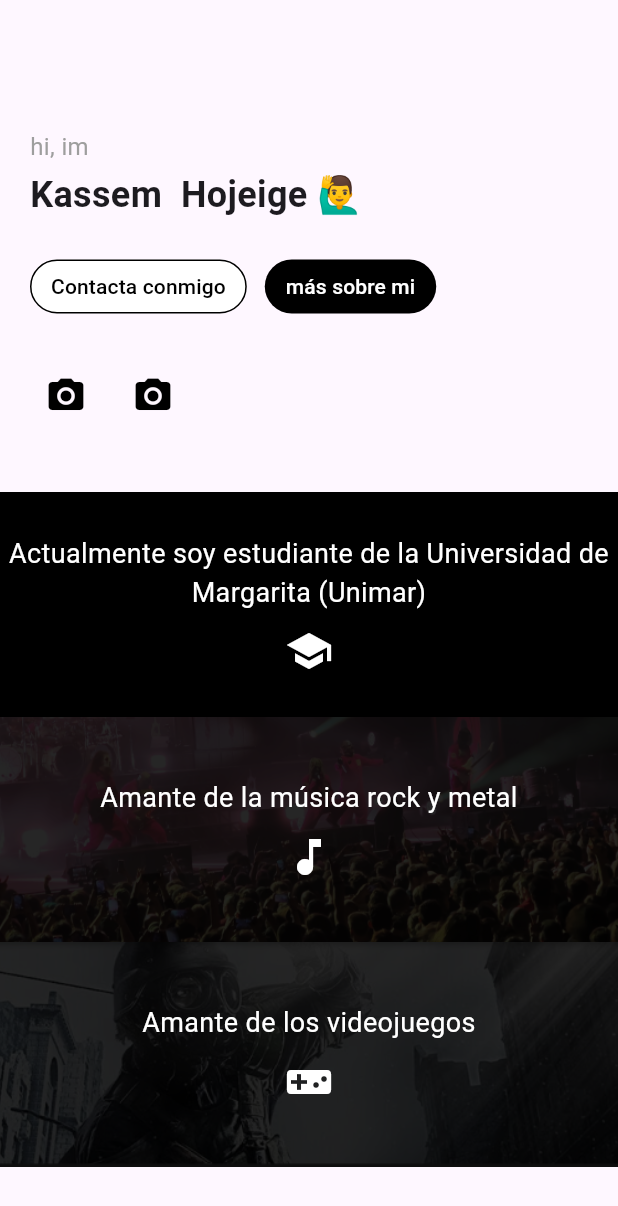
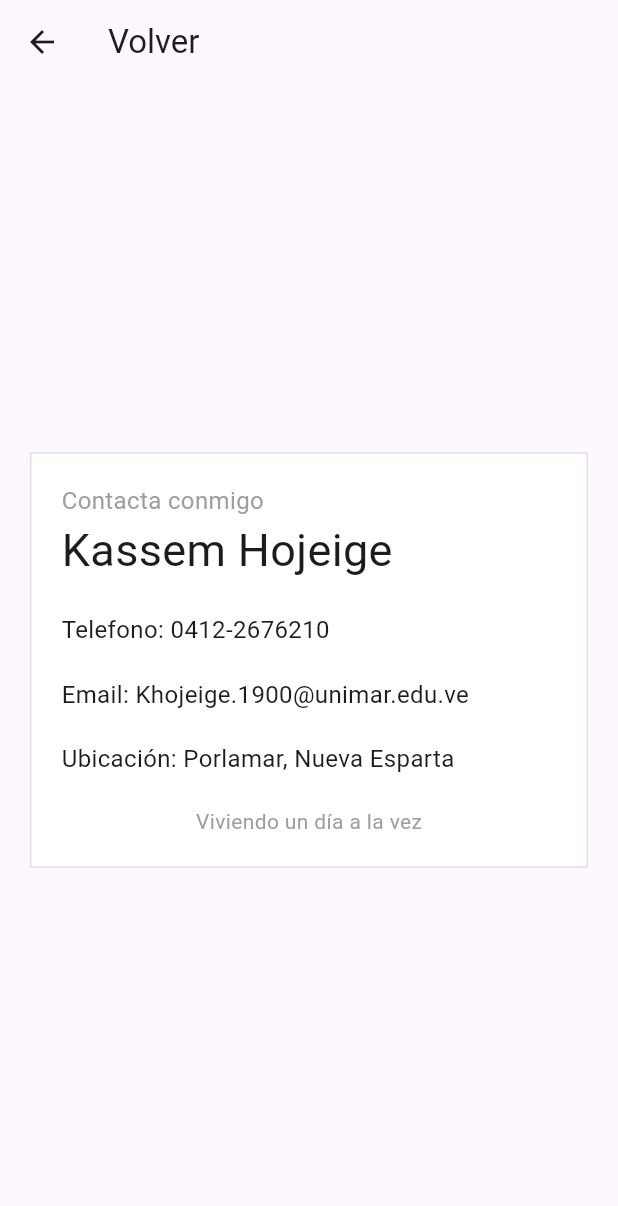
Before and after one commit to kass3mhb/Proyecto-de-portafolio, a Flutter app: the screen it shows after launch, after a tap on "Contacta conmigo", on a phone screen of 412 x 824 dp. Shown: the top 1206 px of the screen. Run offline on Flutter 3.47's test engine with Material 3 defaults, Android fonts, the light colour scheme and no system bars.

Commit message:
Enrutamiento funcional y vista de contacto agregada

```diff
--- a/lib/routes/app_routes.dart
+++ b/lib/routes/app_routes.dart
@@ -8,12 +8,13 @@ class AppRoutes {
 
   static final homeOptions = <HomeOptions>[
     HomeOptions(route: '/home', icon: Icons.home_filled, name: 'Inicio', screen: const HomeScreen()),
-    HomeOptions(route: '/hobbies',icon: Icons.sports_esports, name: 'Hobbies',screen: const HobbiesScreen(),
-    ),
+    HomeOptions(route: '/hobbies',icon: Icons.sports_esports, name: 'Hobbies',screen: const HobbiesScreen()),
+    HomeOptions(route: '/contact',icon: Icons.sports_esports, name: 'Hobbies',screen: const ContactScreen()),
   ];
 
   static Map<String, Widget Function(BuildContext)> routes = {
     '/home'    : (BuildContext context) => const HomeScreen(),
     '/hobbies' : (BuildContext context) => const HobbiesScreen(),
+    '/contact' : (BuildContext context) => const ContactScreen(),
   };
 }
--- /dev/null
+++ b/lib/screens/contactScreen.dart
@@ -0,0 +1,72 @@
+import 'package:flutter/material.dart';
+
+class ContactScreen extends StatelessWidget {
+  const ContactScreen({super.key});
+
+  @override
+  Widget build(BuildContext context) {
+    return Scaffold(
+      appBar: AppBar(
+        title: const Text('Volver'),
+        backgroundColor: Colors.transparent,
+        elevation: 0,
+        surfaceTintColor: Colors.transparent,
+      ),
+
+      body: Center(
+        child: Container(
+          padding: const EdgeInsets.all(20),
+          margin: const EdgeInsets.all(20),
+          decoration: BoxDecoration(
+            color: Colors.white,
+            border: Border.all(color: Colors.black12),
+          ),
+          child: Column(
+            mainAxisSize: MainAxisSize.min,
+            crossAxisAlignment: CrossAxisAlignment.start,
+            children: const [
+              Text(
+                'Contacta conmigo',
+                style: TextStyle(
+                  fontSize: 16,
+                  color: Colors.grey
+                ),
+              ),
+              Text(
+                'Kassem Hojeige',
+                style: TextStyle(
+                  fontSize: 30,
+                  fontWeight: FontWeight.normal,
+                ),
+              ),
+              SizedBox(height: 20),
+              Text(
+                'Telefono: 0412-2676210',
+                style: TextStyle(fontSize: 16),
+              ),
+              SizedBox(height: 20),
+              Text(
+                'Email: Khojeige.1900@unimar.edu.ve',
+                style: TextStyle(fontSize: 16),
+              ),
+              SizedBox(height: 20),
+              Text(
+                'Ubicación: Porlamar, Nueva Esparta',
+                style: TextStyle(fontSize: 16),
+              ),
+              SizedBox(height: 20),
+              Center(
+                child: Text(
+                  'Viviendo un día a la vez',
+                  style: TextStyle(
+                    color: Colors.grey,
+                  ),
+                ),
+              ),
+            ],
+          ),
+        ),
+      ),
+    );
+  }
+}
--- a/lib/screens/hobbiesScreen.dart
+++ b/lib/screens/hobbiesScreen.dart
@@ -7,10 +7,8 @@ class HobbiesScreen extends StatelessWidget {
   Widget build(BuildContext context) {
     return Scaffold(
       appBar: AppBar(
-        title: const Text('Hobbies'),
+        title: const Text('Volver'),
       ),
     );
   }
 }
-
-// asi mientras tanto
--- a/lib/screens/homeScreen.dart
+++ b/lib/screens/homeScreen.dart
@@ -39,6 +39,7 @@ class HomeScreen extends StatelessWidget {
                   icon: Icons.videogame_asset,
                   backgroundAsset: 'assets/metrobanner.png',
                 ),
+
               ],
             ),
           ),
--- a/lib/screens/screens.dart
+++ b/lib/screens/screens.dart
@@ -1,2 +1,3 @@
 export 'package:portafolio_prog/screens/homeScreen.dart';
 export 'package:portafolio_prog/screens/hobbiesScreen.dart';
+export 'package:portafolio_prog/screens/contactScreen.dart';
--- a/lib/widgets/profile/hero_widget.dart
+++ b/lib/widgets/profile/hero_widget.dart
@@ -41,7 +41,7 @@ class HeroWidget extends StatelessWidget {
                   ),
                   minimumSize: const Size(0, 36),
                 ),
-                onPressed: () {},
+                onPressed: () { Navigator.pushNamed(context, '/contact'); },
                 child: const Text(
                   'Contacta conmigo',
                   style: TextStyle(
@@ -61,9 +61,9 @@ class HeroWidget extends StatelessWidget {
                   ),
                   minimumSize: const Size(0, 36),
                 ),
-                onPressed: () {},
+                onPressed: () { Navigator.pushNamed(context, '/hobbies'); },
                 child: const Text(
-                  'más sobre mi',
+                  'Más sobre mi',
                   style: TextStyle(
                     color: Colors.white,
                     fontSize: 14,
@@ -74,23 +74,21 @@ class HeroWidget extends StatelessWidget {
           ),
 
           const SizedBox(height: 25),
-          Row(
+                    Row(
             children: [
-              IconButton(
-                onPressed: () {},
-                iconSize: 28,
-                icon: const Icon(Icons.camera_alt), // github
-                color: Colors.black,
+              Image.asset(
+                'assets/github.png',
+                width: 32,
+                height: 32,
               ),
-              const SizedBox(width: 10),
-              IconButton(
-                onPressed: () {},
-                iconSize: 28,
-                icon: const Icon(Icons.camera_alt), // instagram
-                color: Colors.black,
+              const SizedBox(width: 16),
+              Image.asset(
+                'assets/instagram.png',
+                width: 34,
+                height: 34,
               ),
             ],
-          )
+          ),
         ],
       ),
     );
```
Also changed, not shown: assets/github.png (added), assets/instagram.png (added).
